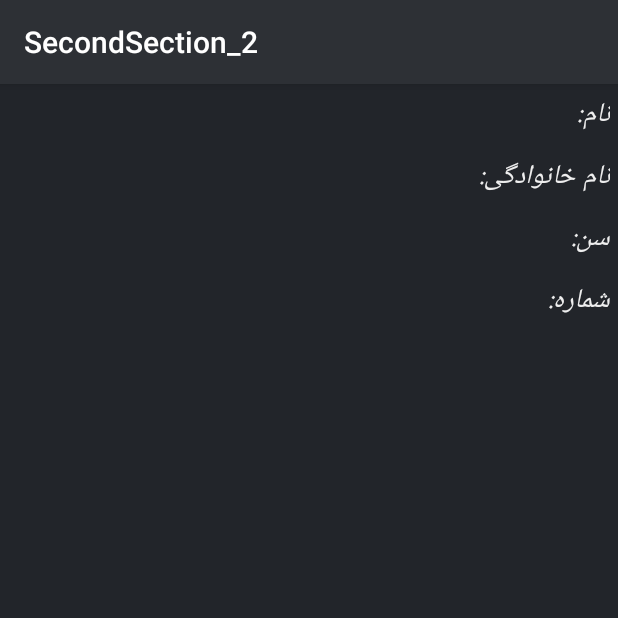
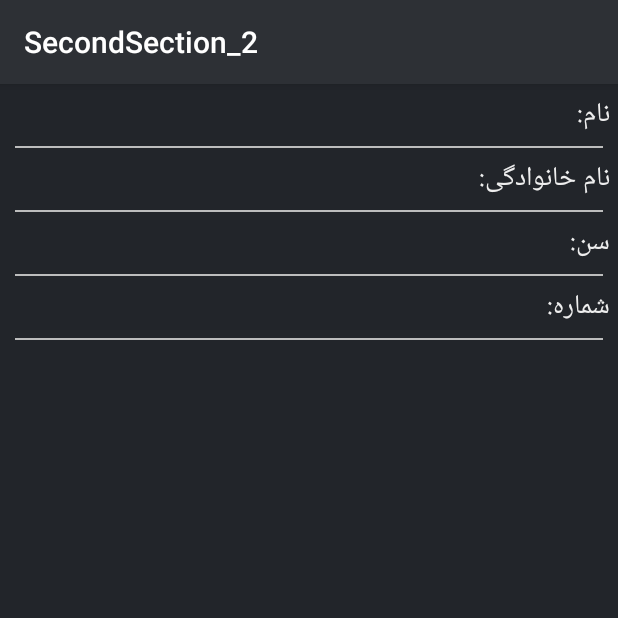
Before and after one commit to KORUSH-KABIR/MFTVWork, an Android app: the SecondSection_2 screen opened directly, with no data from a screen before it, on a phone screen of 412 x 824 dp, the top half of it. Run offline under Robolectric (Android 15) with nearby library versions, the phone set to English and light mode, and no system bars.

Commit message:
commit init
commit init

```diff
--- a/app/src/main/res/layout/second_section_2.xml
+++ b/app/src/main/res/layout/second_section_2.xml
@@ -19,7 +19,7 @@
             android:padding="5dp"
             android:textSize="18sp"
             android:textColor="@color/gray500"
-            android:textStyle="italic"
+            android:textStyle="bold"
             android:layout_weight="2"
             android:layout_width="0dp"
             android:layout_height="wrap_content" />
@@ -29,12 +29,19 @@
             android:padding="5dp"
             android:textSize="18sp"
             android:textColor="@color/gray200"
-            android:textStyle="italic"
             android:layout_weight="1"
             android:layout_width="0dp"
             android:layout_height="wrap_content" />
 
     </LinearLayout>
+
+    <View
+        android:visibility="visible"
+        android:background="@color/gray400"
+        android:layout_marginEnd="10dp"
+        android:layout_marginStart="10dp"
+        android:layout_width="match_parent"
+        android:layout_height="1dp"/>
 
     <LinearLayout
         android:weightSum="3"
@@ -49,7 +56,7 @@
             android:padding="5dp"
             android:textSize="18sp"
             android:textColor="@color/gray500"
-            android:textStyle="italic"
+            android:textStyle="bold"
             android:layout_weight="2"
             android:layout_width="0dp"
             android:layout_height="wrap_content" />
@@ -59,12 +66,19 @@
             android:padding="5dp"
             android:textSize="18sp"
             android:textColor="@color/gray200"
-            android:textStyle="italic"
             android:layout_weight="1"
             android:layout_width="0dp"
             android:layout_height="wrap_content" />
 
     </LinearLayout>
+
+    <View
+        android:visibility="visible"
+        android:background="@color/gray400"
+        android:layout_marginEnd="10dp"
+        android:layout_marginStart="10dp"
+        android:layout_width="match_parent"
+        android:layout_height="1dp"/>
 
     <LinearLayout
         android:weightSum="3"
@@ -79,7 +93,7 @@
             android:padding="5dp"
             android:textSize="18sp"
             android:textColor="@color/gray500"
-            android:textStyle="italic"
+            android:textStyle="bold"
             android:layout_weight="2"
             android:layout_width="0dp"
             android:layout_height="wrap_content" />
@@ -89,12 +103,19 @@
             android:padding="5dp"
             android:textSize="18sp"
             android:textColor="@color/gray200"
-            android:textStyle="italic"
             android:layout_weight="1"
             android:layout_width="0dp"
             android:layout_height="wrap_content" />
 
     </LinearLayout>
+
+    <View
+        android:visibility="visible"
+        android:background="@color/gray400"
+        android:layout_marginEnd="10dp"
+        android:layout_marginStart="10dp"
+        android:layout_width="match_parent"
+        android:layout_height="1dp"/>
 
     <LinearLayout
         android:weightSum="3"
@@ -109,7 +130,7 @@
             android:padding="5dp"
             android:textSize="18sp"
             android:textColor="@color/gray500"
-            android:textStyle="italic"
+            android:textStyle="bold"
             android:layout_weight="2"
             android:layout_width="0dp"
             android:layout_height="wrap_content" />
@@ -119,11 +140,18 @@
             android:padding="5dp"
             android:textSize="18sp"
             android:textColor="@color/gray200"
-            android:textStyle="italic"
             android:layout_weight="1"
             android:layout_width="0dp"
             android:layout_height="wrap_content" />
 
     </LinearLayout>
 
+    <View
+        android:visibility="visible"
+        android:background="@color/gray400"
+        android:layout_marginEnd="10dp"
+        android:layout_marginStart="10dp"
+        android:layout_width="match_parent"
+        android:layout_height="1dp"/>
+
 </LinearLayout>
```
